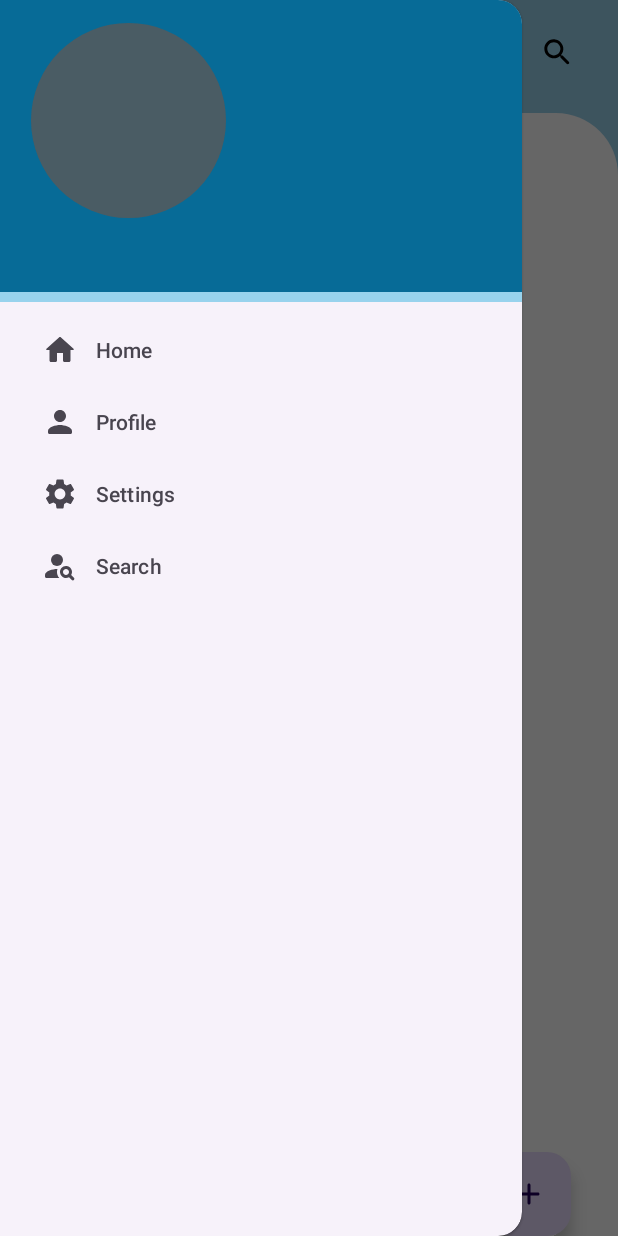
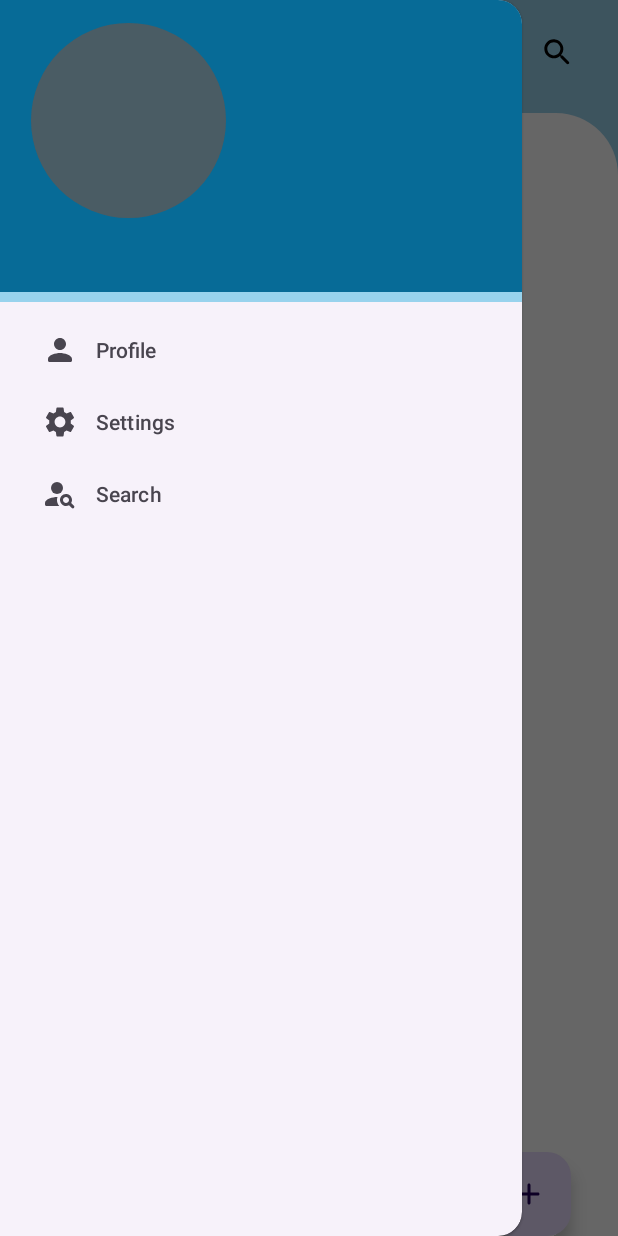
Before and after one commit to areg98/Chat, an Android app: the MainActivity screen opened directly, with no data from a screen before it, with the side drawer open, on a phone screen of 412 x 824 dp. Run offline under Robolectric (Android 15) with nearby library versions, the light colour scheme and no system bars; our stand-ins replace Firebase (no records; nobody signed in at launch, a user with empty details on screens opened directly), sdp/ssp sizes; libraries missing offline, so code that uses them is left out: com.makeramen.roundedimageview; plain views replace RoundedImageView; 11 statements that could not run were skipped.

Commit message:
removed Home from navigation drawer

```diff
--- a/app/src/main/res/menu/navigation_items.xml
+++ b/app/src/main/res/menu/navigation_items.xml
@@ -4,15 +4,11 @@
     tools:showIn="navigation_view">
 
     <item
-        android:id="@+id/layout_main"
-        android:icon="@drawable/ic_home"
-        android:title="Home" />
-    <item
-        android:id="@+id/profile"
+        android:id="@+id/nav_profile"
         android:icon="@drawable/ic_profile"
         android:title="Profile" />
     <item
-        android:id="@+id/layout_settings"
+        android:id="@+id/nav_settings"
         android:icon="@drawable/ic_settings"
         android:title="Settings" />
     <item
```
Also changed, not shown: app/src/main/java/com/example/chat/activities/ChatActivity.java (+16 -19 lines), app/src/main/java/com/example/chat/activities/MainActivity.java (+2 -7 lines), app/src/main/res/layout/activity_profile.xml (+17 -19 lines).
